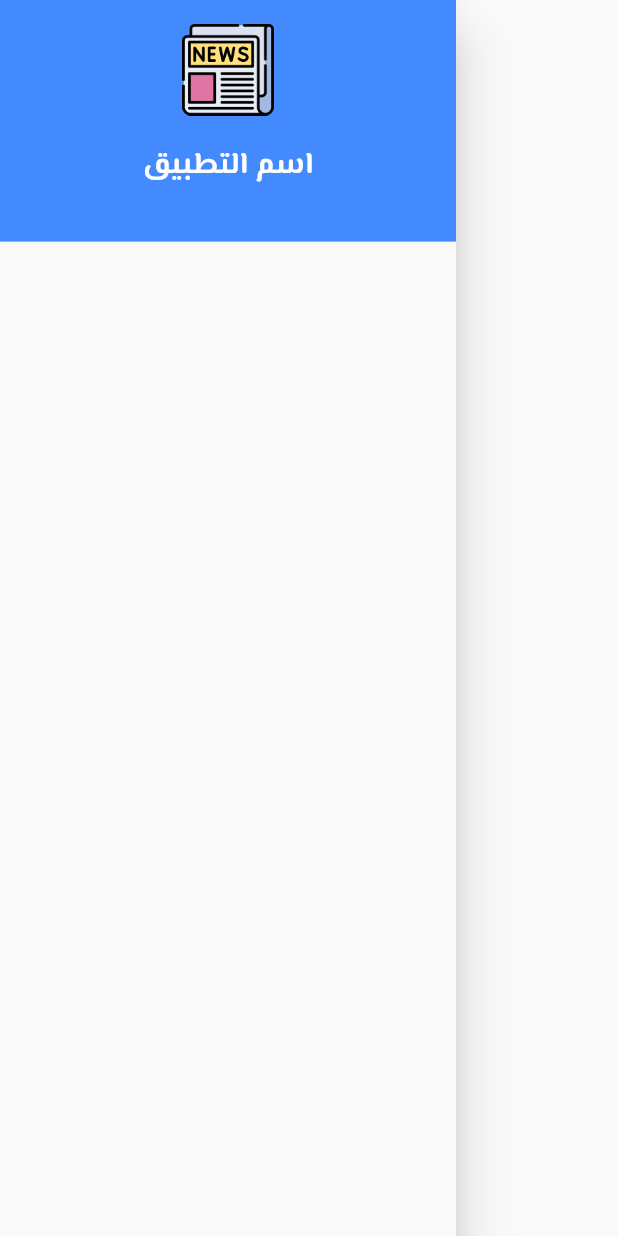
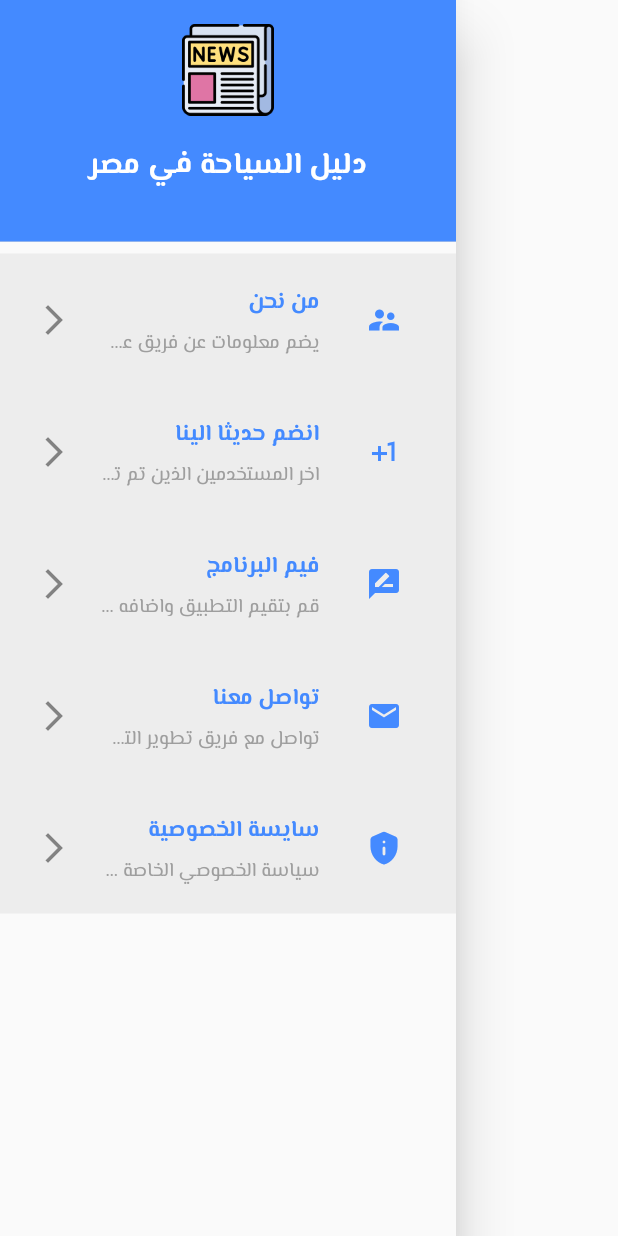
Before and after one commit to ihumzawi/egy_tour_guide, a Flutter app: the DrawerWidget widget shown alone on an empty page, opened directly, on a phone screen of 412 x 824 dp. Run offline on Flutter 3.47's test engine with Material 2 defaults, Android fonts, the phone set to English and light mode, and no system bars; our stand-ins replace awesome_dialog, cloud_firestore, firebase_auth, firebase_core, firebase_storage, image_cropper and 1 more; accounts and stored records are empty; network calls fail.

Commit message:
drawer desgin

```diff
--- a/lib/layout.dart
+++ b/lib/layout.dart
@@ -2,6 +2,7 @@ import 'package:egy_tour_guide/models/models.dart';
 import 'package:egy_tour_guide/screens/profile/profile_screen.dart';
 import 'package:egy_tour_guide/screens/home/home_screen.dart';
 import 'package:egy_tour_guide/screens/screens.dart';
+import 'package:egy_tour_guide/widgets/drawer_widget.dart';
 import 'package:firebase_auth/firebase_auth.dart';
 
 import 'app_data.dart';
@@ -45,7 +46,7 @@ class _HomeScreenState extends State<HomeScreen> {
   @override
   Widget build(BuildContext context) {
     return Scaffold(
-      drawer: Drawer(),
+      drawer: DrawerWidget(),
       appBar: AppBar(
         elevation: 0,
         leading: Builder(builder: (context) {
--- a/lib/widgets/drawer_widget.dart
+++ b/lib/widgets/drawer_widget.dart
@@ -1,3 +1,5 @@
+import 'package:egy_tour_guide/constant/constant.dart';
+import 'package:egy_tour_guide/widgets/list_tile_item.dart';
 import 'package:egy_tour_guide/widgets/my_text.dart';
 import 'package:flutter/material.dart';
 
@@ -12,6 +14,7 @@ class DrawerWidget extends StatelessWidget {
           DrawerHeader(
             decoration: const BoxDecoration(color: Colors.blueAccent),
             child: Column(
+
               children: [
                 Flexible(
                     child: Image.asset(
@@ -23,12 +26,58 @@ class DrawerWidget extends StatelessWidget {
                 ),
                 const Flexible(
                   child: MyText(
-                    title: 'اسم التطبيق',
+                    title: 'دليل السياحة في مصر',
                     color: Colors.white,
                     fontSize: 20,
                     fontWeight: FontWeight.bold,
                   ),
                 ),
+              ],
+            ),
+          ),
+          Container(
+             color: Constant.bgColor,
+            child: Column(
+
+              children: [
+                ListTileItem(
+                    onTap: (){ Navigator.pop(context);},
+                    title: 'من نحن',
+                    supTitle: 'يضم معلومات عن فريق عمل التطبيق',
+                    icon: Icons.supervisor_account,
+                  ),
+                ListTileItem(
+                    onTap: (){
+                       Navigator.pop(context);
+                    },
+                    title: 'انضم حديثا الينا',
+                    supTitle: 'اخر المستخدمين الذين تم تسجليهم في التطبيق',
+                    icon: Icons.plus_one,
+                  ),
+                ListTileItem(
+                    onTap: (){
+                       Navigator.pop(context);
+                    },
+                    title: 'فيم البرنامج',
+                    supTitle: 'قم بتقيم التطبيق واضافه مقترحاتك للتحسين',
+                    icon: Icons.rate_review,
+                  ),
+                ListTileItem(
+                    onTap: (){
+                       Navigator.pop(context);
+                    },
+                    title: 'تواصل معنا',
+                    supTitle: 'تواصل مع فريق تطوير التطبيق ',
+                    icon: Icons.mail,
+                  ),
+                ListTileItem(
+                    onTap: (){
+                       Navigator.pop(context);
+                    },
+                    title: 'سايسة الخصوصية',
+                    supTitle: 'سياسة الخصوصي الخاصة بطريقه عمل التطبيق',
+                    icon: Icons.privacy_tip_rounded,
+                  ),
               ],
             ),
           )
--- /dev/null
+++ b/lib/widgets/list_tile_item.dart
@@ -0,0 +1,40 @@
+import 'package:egy_tour_guide/widgets/my_text.dart';
+import 'package:flutter/material.dart';
+
+class ListTileItem extends StatelessWidget {
+  final VoidCallback onTap;
+  final String title ;
+  final String supTitle ;
+  final IconData icon ;
+  ListTileItem({
+    required this.onTap, required this.title, required this.icon, required this.supTitle,
+  });
+
+  @override
+  Widget build(BuildContext context) {
+    return Padding(
+      padding: const EdgeInsets.all(8.0),
+      child: ListTile(
+        title:  MyText(
+          title: title,
+          lines: 1,
+          fontSize: 15,
+          fontWeight: FontWeight.bold,
+          color: Colors.blueAccent,
+        ),
+        onTap: onTap,trailing: const Icon(Icons.arrow_back_ios_new),
+        leading: IconButton(icon: Icon(icon ,color: Colors.blueAccent,)  , onPressed: (){}, ),
+        subtitle: MyText(
+          title: supTitle,
+          lines: 1,
+          fontSize: 13,
+          color: Colors.grey,
+
+        ),
+
+      ),
+    );
+  }
+}
+
+// Navigator.pop(context);
```
